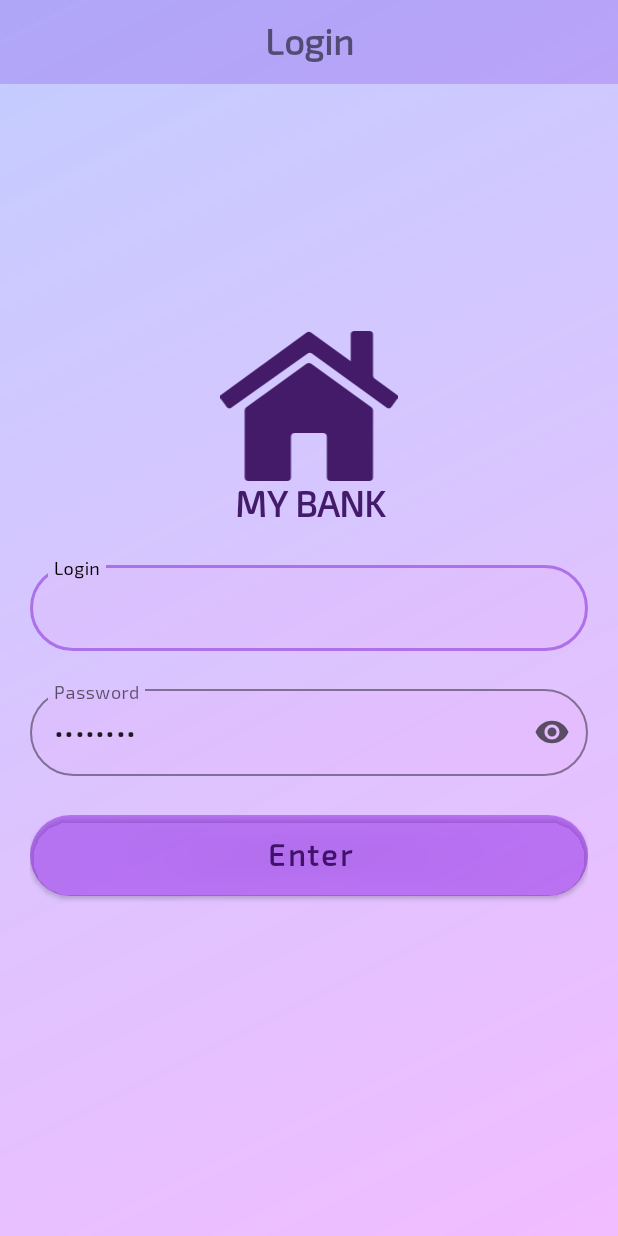
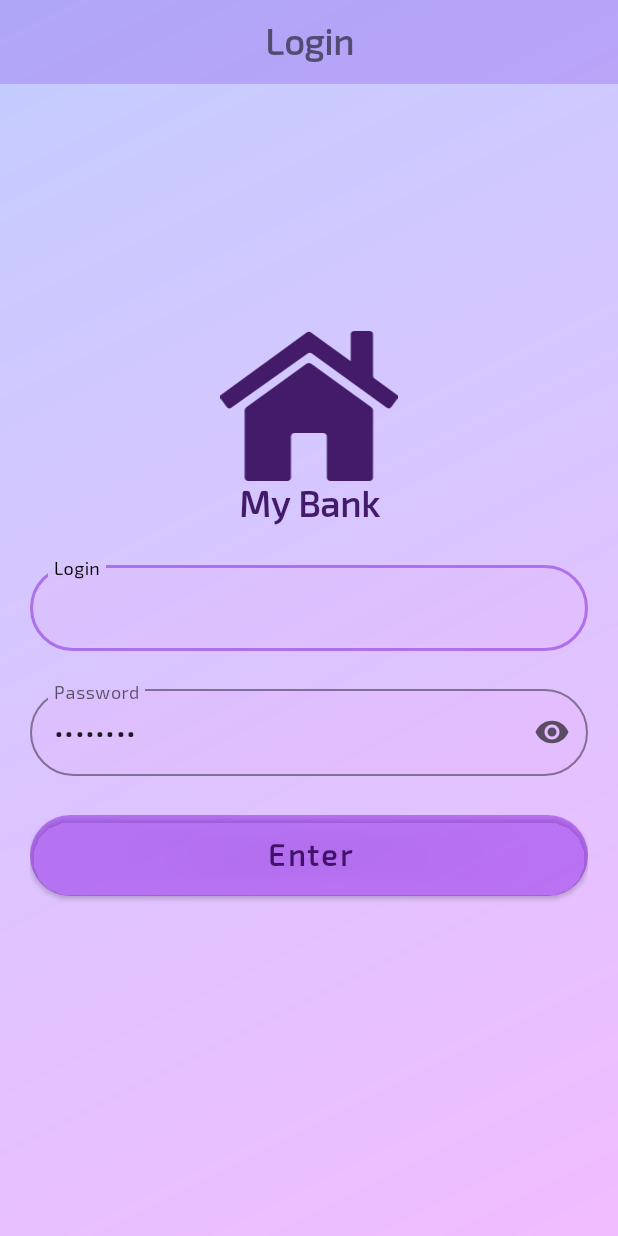
Before and after one commit to sergeykozlovd/mybank, an Android app: the screen it shows after launch (LoginActivity), on a phone screen of 412 x 824 dp. Run offline under Robolectric (Android 15) with nearby library versions, the phone set to English and light mode, and no system bars.

Commit message:
small changes

```diff
--- a/app/build.gradle.kts
+++ b/app/build.gradle.kts
@@ -14,7 +14,7 @@ android {
         versionCode = 1
         versionName = "1.0"
 
-        testInstrumentationRunner = "androidx.test.runner.AndroidJUnitRunner"
+//        testInstrumentationRunner = "androidx.test.runner.AndroidJUnitRunner"
     }
 
     buildTypes {
@@ -44,7 +44,7 @@ dependencies {
     implementation(libs.androidx.constraintlayout)
 //    implementation(libs.android.image.cropper)
     testImplementation(libs.junit)
-    androidTestImplementation(libs.androidx.junit)
-    androidTestImplementation(libs.androidx.espresso.core)
+//    androidTestImplementation(libs.androidx.junit)
+//    androidTestImplementation(libs.androidx.espresso.core)
 
 }
--- a/app/src/main/res/layout/activity_login.xml
+++ b/app/src/main/res/layout/activity_login.xml
@@ -38,7 +38,7 @@
         <TextView
             android:layout_width="match_parent"
             android:layout_height="wrap_content"
-            android:text="MY BANK"
+            android:text="@string/app_name"
             android:textStyle="bold"
             android:textSize="24sp"
             android:textColor="@color/textHint"
```
Also changed, not shown: 1 other file.
